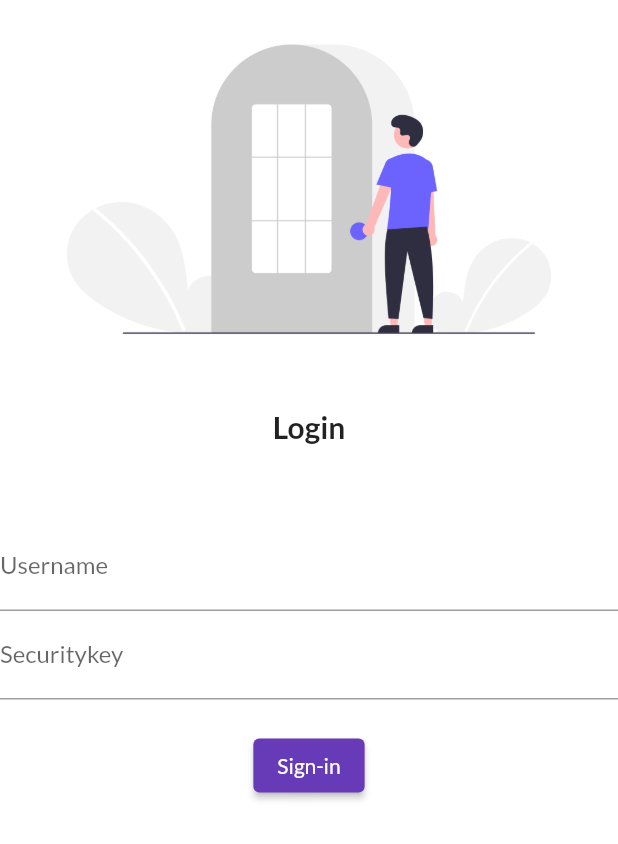
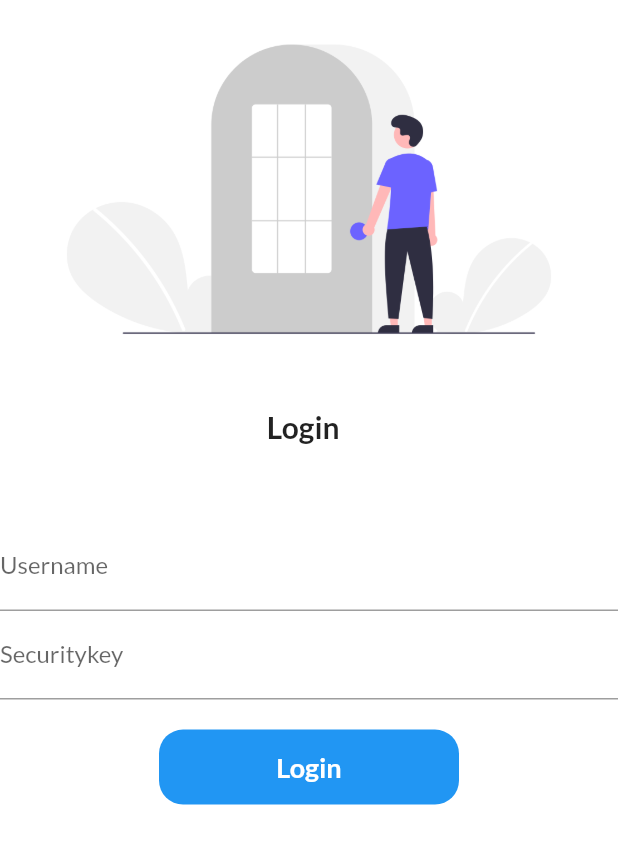
Before and after one commit to Prakhar-creator/flutter_login, a Flutter app: the screen it shows after launch, on a phone screen of 412 x 824 dp. Shown: the top 844 px of the screen. Run offline on Flutter 3.47's test engine with Material 2 defaults, Android fonts, the phone set to English and light mode, and no system bars; our stand-ins replace google_fonts.

Commit message:
day-5 completed

```diff
--- a/lib/login.dart
+++ b/lib/login.dart
@@ -1,12 +1,19 @@
 import 'package:flutter/material.dart';
+import 'package:flutter_login/utils/routes.dart';
 
-class login extends StatelessWidget {
-  const login({Key? key}) : super(key: key);
+class login extends StatefulWidget {
+  @override
+  State<login> createState() => _loginState();
+}
 
+class _loginState extends State<login> {
+  String name = "";
+  bool changeButton = false;
   @override
   Widget build(BuildContext context) {
     return Material(
         color: Colors.white,
+        child: SingleChildScrollView(
             child: Column(
           children: [
             Image.asset(
@@ -17,7 +24,7 @@ class login extends StatelessWidget {
               height: 20.0,
             ),
             Text(
-              "Login",
+              "Login  $name",
               style: TextStyle(
                 fontSize: 20,
                 fontWeight: FontWeight.bold,
@@ -37,7 +44,10 @@ class login extends StatelessWidget {
                       hintText: "Enter Email",
                       labelText: "Username",
                     ),
-                ),
+                    onChanged: (Value) {
+                      name = Value;
+                      setState(() {});
+                    }),
                 TextFormField(
                   obscureText: true,
                   decoration: InputDecoration(
@@ -48,16 +58,48 @@ class login extends StatelessWidget {
                 SizedBox(
                   height: 20.0,
                 ),
-                ElevatedButton(
-                  child: Text("Sign-in"),
-                  style: TextButton.styleFrom(),
-                  onPressed: () {
-                    print("Hi Prakhar");
+                InkWell(
+                  onTap: () async {
+                    setState(() {
+                      changeButton = true;
+                    });
+                    await Future.delayed(Duration(seconds: 1));
+                    Navigator.pushNamed(context, PrakharRoutes.homeRoute);
                   },
+                  child: AnimatedContainer(
+                    duration: Duration(seconds: 1),
+                    width: changeButton ? 100 : 200,
+                    height: 50,
+                    alignment: Alignment.center,
+                    child: changeButton
+                        ? Icon(
+                            Icons.done,
+                            color: Colors.white,
+                          )
+                        : Text(
+                            "Login",
+                            style: TextStyle(
+                              color: Colors.white,
+                              fontWeight: FontWeight.bold,
+                              fontSize: 18,
                             ),
+                          ),
+                    decoration: BoxDecoration(
+                      color: Colors.blue,
+                      borderRadius:
+                          BorderRadius.circular(changeButton ? 8 : 16),
+                    ),
+                  ),
+                  //ElevatedButton(
+                  //  child: Text("Sign-in"),
+                  //  style: TextButton.styleFrom(minimumSize: Size(150, 40)),
+                  //  onPressed: () {
+                  //    Navigator.pushNamed(context, PrakharRoutes.homeRoute);
+                  //  },
+                ), // ),
               ],
             )
           ],
-        ));
+        )));
   }
 }
--- a/lib/main.dart
+++ b/lib/main.dart
@@ -1,4 +1,5 @@
 import 'package:flutter/material.dart';
+import 'package:flutter_login/utils/routes.dart';
 import 'package:google_fonts/google_fonts.dart';
 import 'home.dart';
 import 'login.dart';
@@ -11,15 +12,16 @@ class MyApp extends StatelessWidget {
   @override
   Widget build(BuildContext context) {
     return MaterialApp(
+      debugShowCheckedModeBanner: true,
       theme: ThemeData(
-        // ignore: prefer_const_constructors
-        primarySwatch: Colors.deepPurple,
+        primarySwatch: Colors.blue,
         fontFamily: GoogleFonts.lato().fontFamily,
         primaryTextTheme: GoogleFonts.latoTextTheme(),
       ),
+      initialRoute: "/login",
       routes: {
-        "/": (context) => login(),
-        "/login": (context) => login(),
+        PrakharRoutes.homeRoute: (context) => home(),
+        PrakharRoutes.loginRoute: (context) => login(),
       },
     );
   }
--- /dev/null
+++ b/lib/utils/routes.dart
@@ -0,0 +1,6 @@
+import 'package:flutter/material.dart';
+
+class PrakharRoutes {
+  static String loginRoute = "/login";
+  static String homeRoute = "/home";
+}
```
Lines whose indentation alone changed are shown as unchanged.
